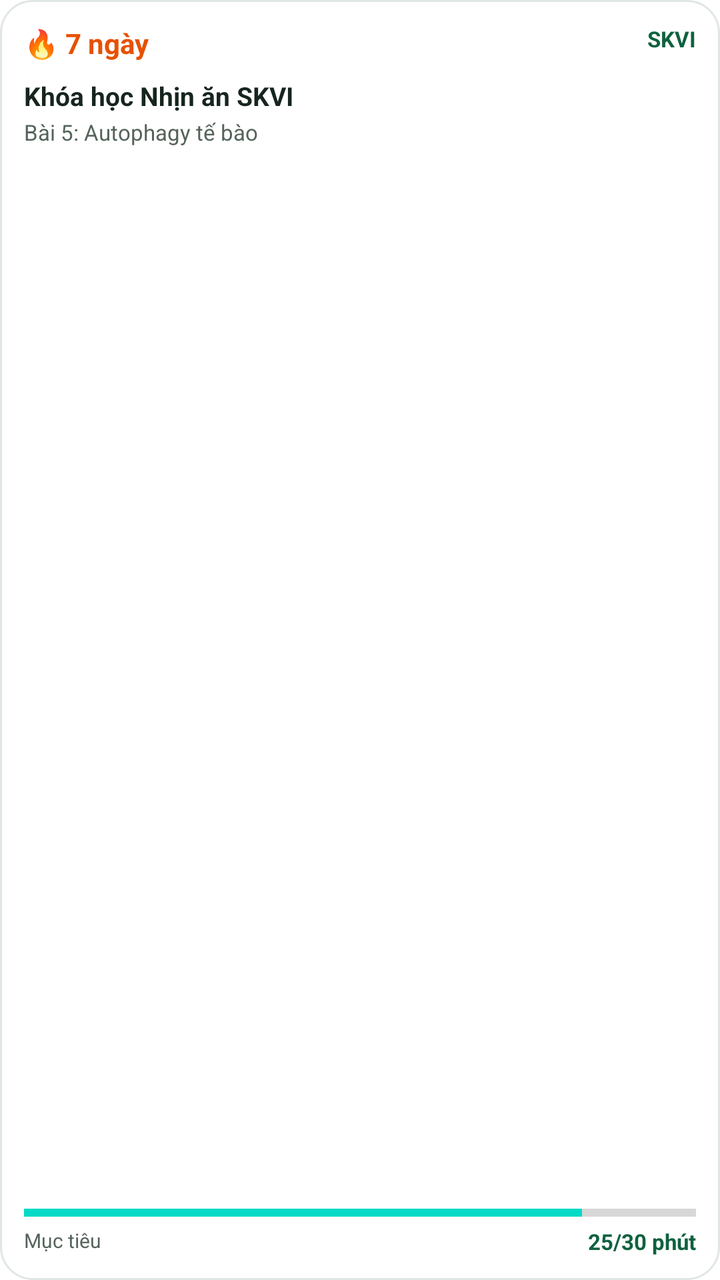
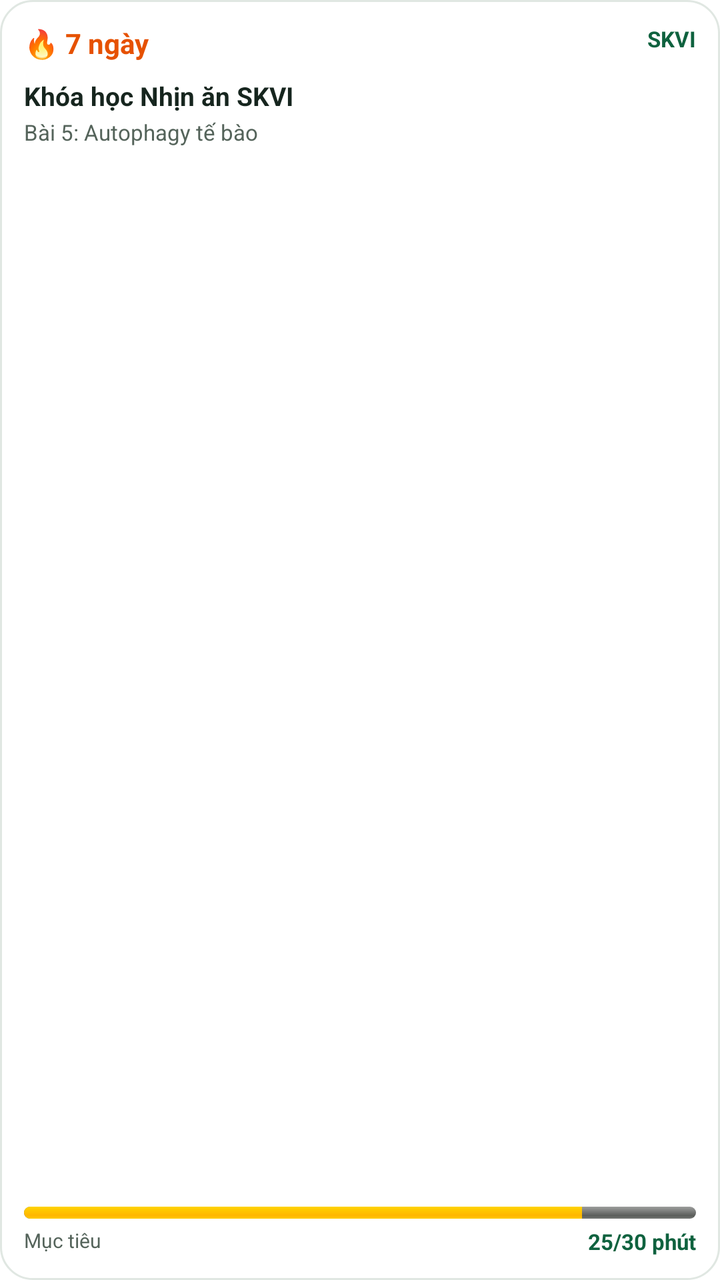

An Android layout rendered at two revisions. The XML below is the earlier revision; the diff shows what the commit changed to produce the second picture.
<!-- AndroidManifest.xml: fallback theme Theme.MaterialComponents.DayNight.NoActionBar -->
<!-- res/layout/widget_learning_streak.xml -->
<?xml version="1.0" encoding="utf-8"?>
<LinearLayout xmlns:android="http://schemas.android.com/apk/res/android"
    android:id="@+id/widget_root"
    android:layout_width="match_parent"
    android:layout_height="match_parent"
    android:orientation="vertical"
    android:padding="12dp"
    android:background="@drawable/widget_background">

    <RelativeLayout
        android:layout_width="match_parent"
        android:layout_height="wrap_content">

        <TextView
            android:id="@+id/tv_streak"
            android:layout_width="wrap_content"
            android:layout_height="wrap_content"
            android:text="🔥 7 ngày"
            android:textColor="#E65100"
            android:textSize="14sp"
            android:textStyle="bold" />

        <TextView
            android:id="@+id/tv_badge"
            android:layout_width="wrap_content"
            android:layout_height="wrap_content"
            android:layout_alignParentEnd="true"
            android:text="SKVI"
            android:textColor="#0F623F"
            android:textSize="11sp"
            android:textStyle="bold" />
    </RelativeLayout>

    <TextView
        android:id="@+id/tv_course"
        android:layout_width="match_parent"
        android:layout_height="wrap_content"
        android:layout_marginTop="8dp"
        android:text="Khóa học Nhịn ăn SKVI"
        android:textColor="#16251E"
        android:textSize="13sp"
        android:textStyle="bold"
        android:maxLines="1"
        android:ellipsize="end" />

    <TextView
        android:id="@+id/tv_next_lesson"
        android:layout_width="match_parent"
        android:layout_height="wrap_content"
        android:layout_marginTop="2dp"
        android:text="Bài 5: Autophagy tế bào"
        android:textColor="#55645B"
        android:textSize="11sp"
        android:maxLines="1"
        android:ellipsize="end" />

    <View
        android:layout_width="match_parent"
        android:layout_height="0dp"
        android:layout_weight="1" />

    <ProgressBar
        android:id="@+id/pb_goal"
        style="?android:attr/progressBarStyleHorizontal"
        android:layout_width="match_parent"
        android:layout_height="6dp"
        android:max="100"
        android:progress="83" />

    <RelativeLayout
        android:layout_width="match_parent"
        android:layout_height="wrap_content"
        android:layout_marginTop="4dp">

        <TextView
            android:layout_width="wrap_content"
            android:layout_height="wrap_content"
            android:text="Mục tiêu"
            android:textColor="#55645B"
            android:textSize="10sp" />

        <TextView
            android:id="@+id/tv_progress"
            android:layout_width="wrap_content"
            android:layout_height="wrap_content"
            android:layout_alignParentEnd="true"
            android:text="25/30 phút"
            android:textColor="#0F623F"
            android:textSize="11sp"
            android:textStyle="bold" />
    </RelativeLayout>
</LinearLayout>
<!-- resources referenced by this layout -->
<resources>
  <!-- drawable widget_background (drawable) -->
  <?xml version="1.0" encoding="utf-8"?>
  <shape xmlns:android="http://schemas.android.com/apk/res/android">
      <solid android:color="#FFFFFF" />
      <corners android:radius="16dp" />
      <stroke
          android:width="1dp"
          android:color="#E0E7E2" />
  </shape>
</resources>

<!-- the commit's change to res/layout/widget_learning_streak.xml (unified diff, before → after) -->
@@ -54,16 +54,17 @@
         android:maxLines="1"
         android:ellipsize="end" />
 
-    <View
+    <FrameLayout
         android:layout_width="match_parent"
         android:layout_height="0dp"
         android:layout_weight="1" />
 
     <ProgressBar
         android:id="@+id/pb_goal"
-        style="?android:attr/progressBarStyleHorizontal"
+        style="@android:style/Widget.ProgressBar.Horizontal"
         android:layout_width="match_parent"
         android:layout_height="6dp"
+        android:indeterminate="false"
         android:max="100"
         android:progress="83" />
 
